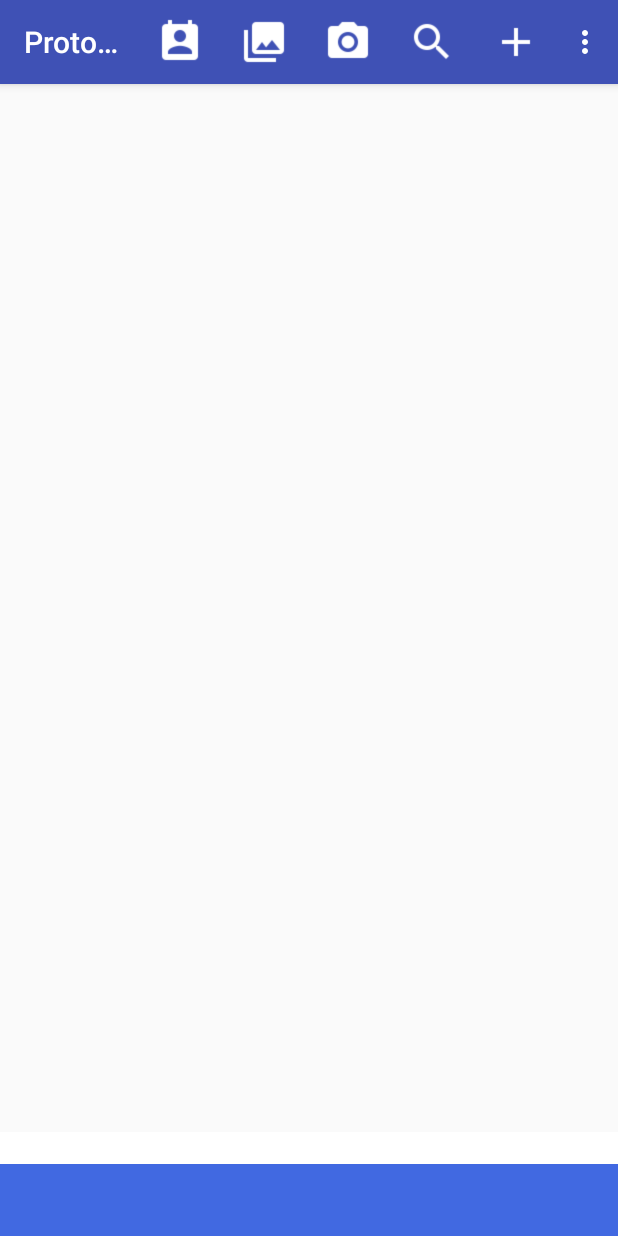
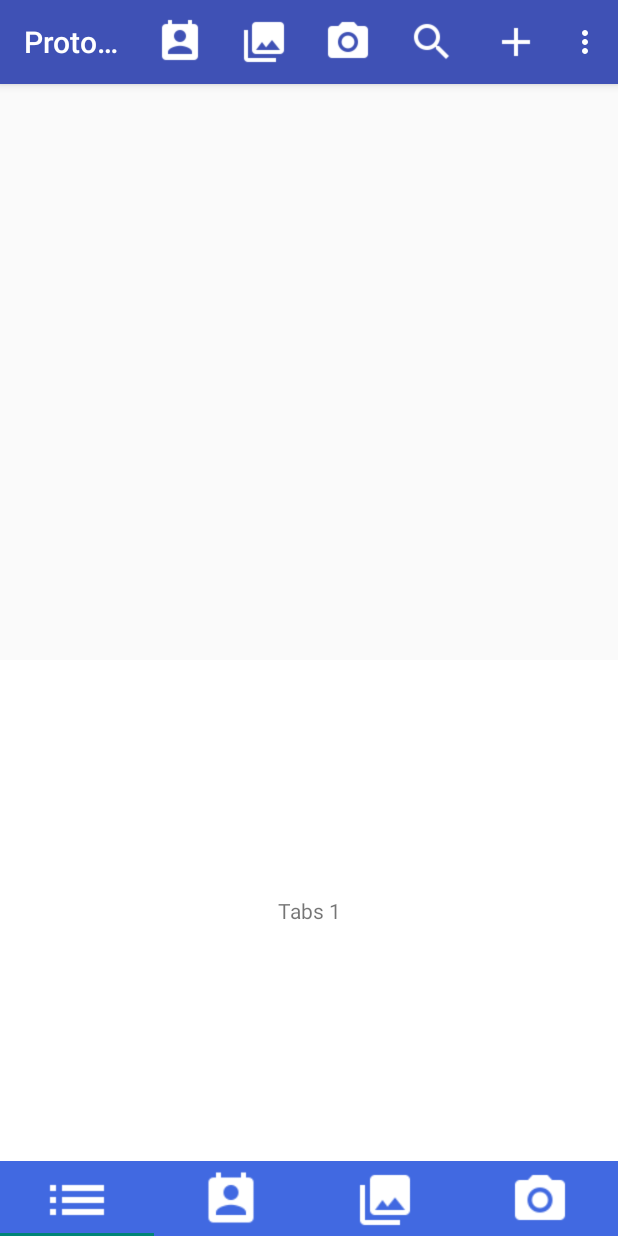
Before and after one commit to bouzinlp/iKK_Go, an Android app: the screen it shows after launch (MainActivity), on a phone screen of 412 x 824 dp. Run offline under Robolectric (Android 15) with nearby library versions, the phone set to English and light mode, and no system bars.

Commit message:
tab layout test

```diff
--- a/app/src/main/java/com/example/nthucs/prototype/Activity/MainActivity.java
+++ b/app/src/main/java/com/example/nthucs/prototype/Activity/MainActivity.java
@@ -8,7 +8,6 @@ import android.os.Bundle;
 import android.support.design.widget.TabLayout;
 import android.support.v4.view.ViewPager;
 import android.support.v7.app.AppCompatActivity;
-import android.support.v7.widget.Toolbar;
 import android.view.Menu;
 import android.view.MenuInflater;
 import android.view.MenuItem;
@@ -20,6 +19,7 @@ import com.example.nthucs.prototype.FoodList.Food;
 import com.example.nthucs.prototype.FoodList.FoodAdapter;
 import com.example.nthucs.prototype.FoodList.FoodDAO;
 import com.example.nthucs.prototype.R;
+import com.example.nthucs.prototype.Utility.ViewPagerAdapter;
 
 import java.util.List;
 
@@ -51,8 +51,21 @@ public class MainActivity extends AppCompatActivity {
         super.onCreate(savedInstanceState);
         setContentView(R.layout.activity_main);
 
-        //Toolbar toolbar = (Toolbar) findViewById(R.id.toolbar);
+        viewPager = (ViewPager)findViewById(R.id.viewPager);
+        tabLayout = (TabLayout) findViewById(R.id.tabLayout);
 
+        ViewPagerAdapter pagerAdapter =
+                new ViewPagerAdapter(getSupportFragmentManager(), this);
+
+        viewPager.setAdapter(pagerAdapter);
+        tabLayout.setupWithViewPager(viewPager);
+
+        for (int i = 0; i < tabLayout.getTabCount(); i++) {
+            TabLayout.Tab tab = tabLayout.getTabAt(i);
+            if (tab != null) {
+                tab.setCustomView(pagerAdapter.getTabView(i));
+            }
+        }
         food_list = (ListView)findViewById(R.id.food_list);
         processControllers();
 
--- /dev/null
+++ b/app/src/main/java/com/example/nthucs/prototype/Utility/TabFragment.java
@@ -0,0 +1,83 @@
+package com.example.nthucs.prototype.Utility;
+
+import android.content.Intent;
+import android.os.Bundle;
+import android.support.v4.app.Fragment;
+import android.support.v4.widget.DrawerLayout;
+import android.view.Gravity;
+import android.view.LayoutInflater;
+import android.view.View;
+import android.view.ViewGroup;
+import android.widget.AbsListView;
+import android.widget.FrameLayout;
+import android.widget.TextView;
+
+import com.example.nthucs.prototype.Activity.CalendarActivity;
+import com.example.nthucs.prototype.Activity.MainActivity;
+import com.example.nthucs.prototype.R;
+
+/**
+ * Created by user on 2016/7/12.
+ */
+public class TabFragment extends Fragment {
+
+    private static final String ARG_POSITION = "position";
+
+    private static final int SCAN_FOOD = 2;
+    private static final int TAKE_PHOTO = 3;
+
+    private int position;
+
+    public static TabFragment newInstance(int position) {
+        TabFragment f = new TabFragment();
+        Bundle b = new Bundle();
+        b.putInt(ARG_POSITION, position);
+        f.setArguments(b);
+        return f;
+    }
+
+    @Override
+    public void onCreate(Bundle savedInstanceState) {
+        super.onCreate(savedInstanceState);
+
+        position = getArguments().getInt(ARG_POSITION);
+    }
+
+    @Override
+    public void onResume() {
+        super.onResume();
+    }
+
+    @Override
+    public View onCreateView(LayoutInflater inflater, ViewGroup container, Bundle savedInstanceState) {
+
+        AbsListView.LayoutParams params = new AbsListView.LayoutParams(AbsListView.LayoutParams.MATCH_PARENT, DrawerLayout.LayoutParams.MATCH_PARENT);
+
+        FrameLayout fl = new FrameLayout(getActivity());
+        fl.setLayoutParams(params);
+
+        TextView v = new TextView(getActivity());
+        v.setLayoutParams(params);
+        v.setLayoutParams(params);
+        v.setGravity(Gravity.CENTER);
+        v.setBackgroundResource(R.color.white);
+        v.setText("Tabs " + (position + 1));
+
+        System.out.println(position);
+
+        if (position == 0) {
+
+        } else if (position == 1) {
+
+        } else if (position == 2) {
+            //Intent intent = new Intent("com.example.nthucs.prototype.TAKE_PHOTO");
+            //startActivityForResult(intent, TAKE_PHOTO);
+        } else if (position == 3) {
+            //Intent intent2 = new Intent("com.example.nthucs.prototype.TAKE_PICT");
+            //startActivityForResult(intent2, SCAN_FOOD);
+        }
+
+        fl.addView(v);
+        return fl;
+    }
+}
--- /dev/null
+++ b/app/src/main/java/com/example/nthucs/prototype/Utility/ViewPagerAdapter.java
@@ -0,0 +1,54 @@
+package com.example.nthucs.prototype.Utility;
+
+import android.content.Context;
+import android.support.v4.app.Fragment;
+import android.support.v4.app.FragmentManager;
+import android.support.v4.app.FragmentPagerAdapter;
+import android.view.LayoutInflater;
+import android.view.View;
+import android.widget.ImageView;
+
+import com.example.nthucs.prototype.R;
+
+/**
+ * Created by user on 2016/7/12.
+ */
+public class ViewPagerAdapter extends FragmentPagerAdapter {
+
+    private final String[] tabTitles = { "Tab1", "Tab2", "Tab3", "Tab4"};
+    private Context context;
+
+    public ViewPagerAdapter(FragmentManager fm, Context context) {
+        super(fm);
+        this.context = context;
+    }
+
+    public View getTabView(int position) {
+        View v = null;
+        if (position == 0) {
+            v = LayoutInflater.from(context).inflate(R.layout.foodlist_tab, null);
+        } else if (position == 1) {
+            v = LayoutInflater.from(context).inflate(R.layout.calendar_tab, null);
+        } else if (position == 2) {
+            v = LayoutInflater.from(context).inflate(R.layout.library_tab, null);
+        } else if (position == 3) {
+            v = LayoutInflater.from(context).inflate(R.layout.camera_tab, null);
+        }
+        return v;
+    }
+
+    @Override
+    public CharSequence getPageTitle(int position) {
+        return tabTitles[position];
+    }
+
+    @Override
+    public int getCount() {
+        return tabTitles.length;
+    }
+
+    @Override
+    public Fragment getItem(int position) {
+        return TabFragment.newInstance(position);
+    }
+}
--- a/app/src/main/res/layout/activity_main.xml
+++ b/app/src/main/res/layout/activity_main.xml
@@ -13,6 +13,7 @@
         android:layout_height="match_parent"
         android:layout_weight="1"
         android:padding="6dip">
+
         <ListView
             android:layout_width="match_parent"
             android:layout_height="wrap_content"
@@ -25,7 +26,7 @@
         android:orientation="vertical"
         android:layout_width="match_parent"
         android:layout_height="match_parent"
-        android:layout_weight="10"
+        android:layout_weight="1"
         android:padding="0dip">
 
         <android.support.v4.view.ViewPager
--- /dev/null
+++ b/app/src/main/res/layout/calendar_tab.xml
@@ -0,0 +1,15 @@
+<?xml version="1.0" encoding="utf-8"?>
+<LinearLayout xmlns:android="http://schemas.android.com/apk/res/android"
+    android:orientation="vertical"
+    android:layout_width="match_parent"
+    android:layout_height="match_parent"
+    android:gravity="center">
+
+    <ImageView
+        android:layout_marginTop="2dp"
+        android:id="@+id/calendar_tab"
+        android:src="@drawable/ic_perm_contact_calendar_white_48dp"
+        android:layout_width="40dp"
+        android:layout_height="40dp" />
+
+</LinearLayout>
--- /dev/null
+++ b/app/src/main/res/layout/camera_tab.xml
@@ -0,0 +1,15 @@
+<?xml version="1.0" encoding="utf-8"?>
+<LinearLayout xmlns:android="http://schemas.android.com/apk/res/android"
+    android:orientation="vertical"
+    android:layout_width="match_parent"
+    android:layout_height="match_parent"
+    android:gravity="center">
+
+    <ImageView
+        android:layout_marginTop="2dp"
+        android:id="@+id/camera_tab"
+        android:src="@drawable/ic_photo_camera_white_48dp"
+        android:layout_width="40dp"
+        android:layout_height="40dp" />
+
+</LinearLayout>
--- /dev/null
+++ b/app/src/main/res/layout/foodlist_tab.xml
@@ -0,0 +1,15 @@
+<?xml version="1.0" encoding="utf-8"?>
+<LinearLayout xmlns:android="http://schemas.android.com/apk/res/android"
+    android:orientation="vertical"
+    android:layout_width="match_parent"
+    android:layout_height="match_parent"
+    android:gravity="center">
+
+    <ImageView
+        android:layout_marginTop="2dp"
+        android:id="@+id/foodlist_tab"
+        android:src="@drawable/ic_list_white_48dp"
+        android:layout_width="48dp"
+        android:layout_height="48dp" />
+
+</LinearLayout>
--- /dev/null
+++ b/app/src/main/res/layout/library_tab.xml
@@ -0,0 +1,15 @@
+<?xml version="1.0" encoding="utf-8"?>
+<LinearLayout xmlns:android="http://schemas.android.com/apk/res/android"
+    android:orientation="vertical"
+    android:layout_width="match_parent"
+    android:layout_height="match_parent"
+    android:gravity="center">
+
+    <ImageView
+        android:layout_marginTop="2dp"
+        android:id="@+id/library_tab"
+        android:src="@drawable/ic_photo_library_white_48dp"
+        android:layout_width="40dp"
+        android:layout_height="40dp" />
+
+</LinearLayout>
```
Lines whose indentation alone changed are shown as unchanged.
